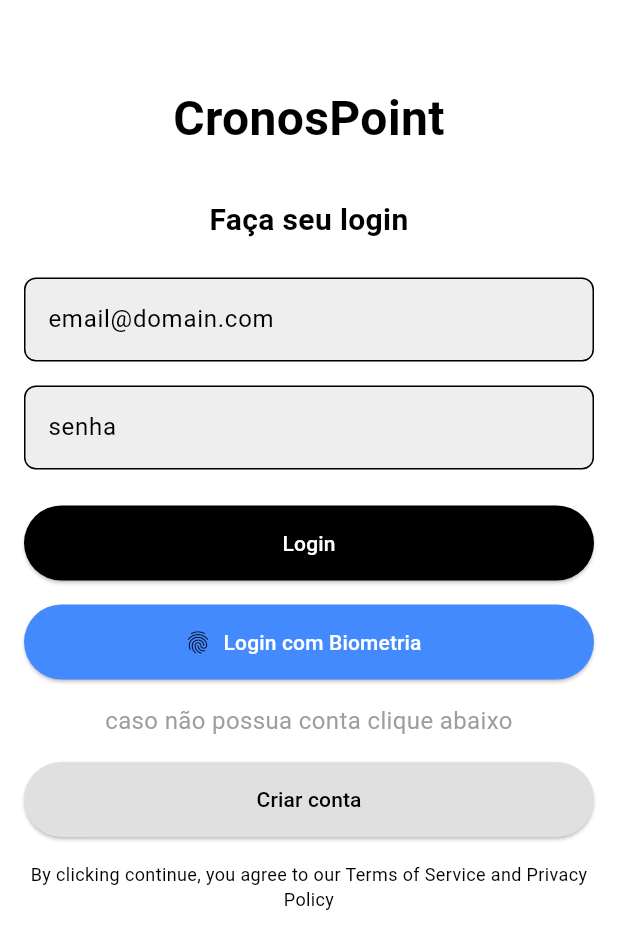
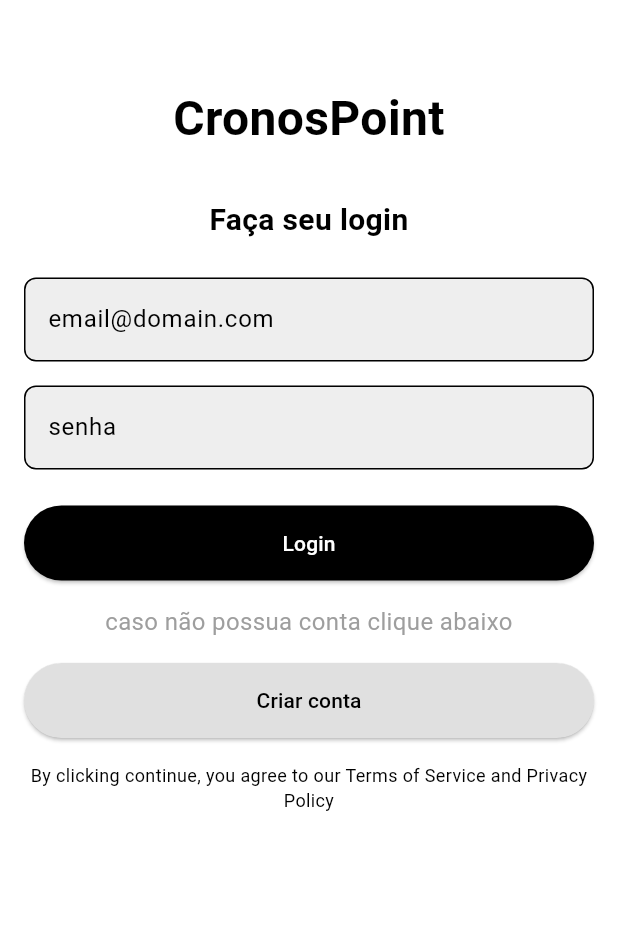
Before and after one commit to VBDomingos/chronos, a Flutter app: the screen it shows after launch, on a phone screen of 412 x 824 dp. Shown: the top 949 px of the screen. Run offline on Flutter 3.47's test engine with Material 3 defaults, Android fonts, the phone set to English and light mode, and no system bars; our stand-ins replace cloud_firestore, firebase_auth, firebase_core, flutter_map, flutter_masked_text2, geolocator and 2 more; accounts and stored records are empty.

Commit message:
remove biometria

```diff
--- a/lib/views/tela_login.dart
+++ b/lib/views/tela_login.dart
@@ -126,8 +126,7 @@ class LoginScreen extends StatelessWidget {
                 mainAxisAlignment: MainAxisAlignment.center,
                 crossAxisAlignment: CrossAxisAlignment.stretch,
                 children: [
-                  const SizedBox(
-                      height: 40.0),
+                  const SizedBox(height: 40.0),
                   const Text(
                     'CronosPoint',
                     style: TextStyle(
@@ -146,7 +145,6 @@ class LoginScreen extends StatelessWidget {
                     textAlign: TextAlign.center,
                   ),
                   const SizedBox(height: 24.0),
-
                   TextField(
                     controller: _emailController,
                     decoration: InputDecoration(
@@ -159,7 +157,6 @@ class LoginScreen extends StatelessWidget {
                     ),
                   ),
                   const SizedBox(height: 16.0),
-
                   TextField(
                     controller: _passwordController,
                     obscureText: true,
@@ -173,7 +170,6 @@ class LoginScreen extends StatelessWidget {
                     ),
                   ),
                   const SizedBox(height: 24.0),
-
                   SizedBox(
                     height: 50.0,
                     child: ElevatedButton(
@@ -190,25 +186,6 @@ class LoginScreen extends StatelessWidget {
                     ),
                   ),
                   const SizedBox(height: 16.0),
-
-                  SizedBox(
-                    height: 50.0,
-                    child: ElevatedButton.icon(
-                      style: ElevatedButton.styleFrom(
-                        backgroundColor: Colors.blueAccent,
-                      ),
-                      onPressed: () async {
-                        await _authenticateWithBiometrics(context);
-                      },
-                      icon: const Icon(Icons.fingerprint),
-                      label: const Text(
-                        'Login com Biometria',
-                        style: TextStyle(color: Colors.white),
-                      ),
-                    ),
-                  ),
-                  const SizedBox(height: 16.0),
-
                   const Text(
                     'caso não possua conta clique abaixo',
                     style: TextStyle(
@@ -218,7 +195,6 @@ class LoginScreen extends StatelessWidget {
                     textAlign: TextAlign.center,
                   ),
                   const SizedBox(height: 16.0),
-
                   SizedBox(
                     height: 50.0,
                     child: ElevatedButton(
@@ -239,7 +215,6 @@ class LoginScreen extends StatelessWidget {
                     ),
                   ),
                   const SizedBox(height: 16.0),
-
                   const Text(
                     'By clicking continue, you agree to our Terms of Service and Privacy Policy',
                     style: TextStyle(fontSize: 12.0),
```
